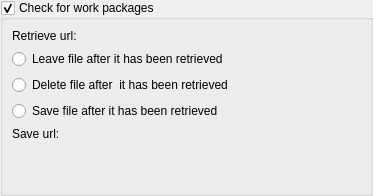
This is kplato/kptworkpackageconfigpanel.ui in KDE/calligra as Qt 5 draws it before an edit. The edited form follows.
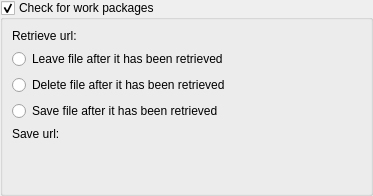
This is the edited form. Custom widgets are drawn as their Qt base class.

```diff
--- a/kplato/kptworkpackageconfigpanel.ui
+++ b/kplato/kptworkpackageconfigpanel.ui
@@ -39,7 +39,7 @@
       <item row="3" column="0" colspan="2">
        <widget class="QRadioButton" name="kcfg_DeleteFile">
         <property name="text">
-         <string>Delete file after  it has been retrieved</string>
+         <string>Delete file after it has been retrieved</string>
         </property>
        </widget>
       </item>
```
